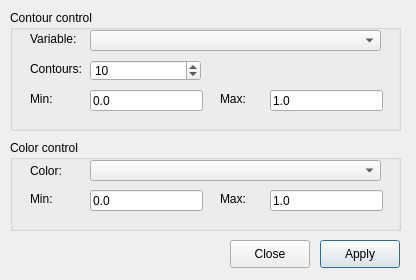
Before: the Qt Designer form ElmerGUI/vtkpost/isocontours.ui in tehnick/elmerfem, drawn with Qt 5.
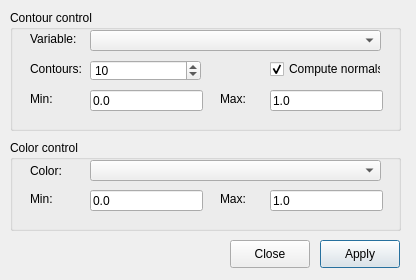
After: the same form once the commit is applied. Icons and pictures are not drawn.

Commit message: ElmerGUI: Added some switches in vtk widget

```diff
--- a/ElmerGUI/vtkpost/isocontours.ui
+++ b/ElmerGUI/vtkpost/isocontours.ui
@@ -166,6 +166,22 @@
      <string>Min:</string>
     </property>
    </widget>
+   <widget class="QCheckBox" name="normalsCheck" >
+    <property name="geometry" >
+     <rect>
+      <x>260</x>
+      <y>50</y>
+      <width>111</width>
+      <height>18</height>
+     </rect>
+    </property>
+    <property name="text" >
+     <string>Compute normals</string>
+    </property>
+    <property name="checked" >
+     <bool>true</bool>
+    </property>
+   </widget>
   </widget>
   <widget class="QGroupBox" name="colorsGroup" >
    <property name="geometry" >
```
The commit also changes 2 other files.
